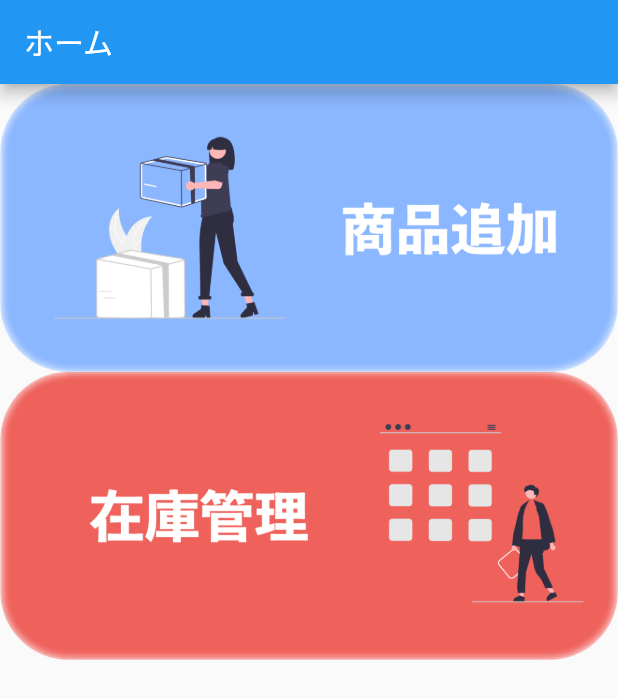
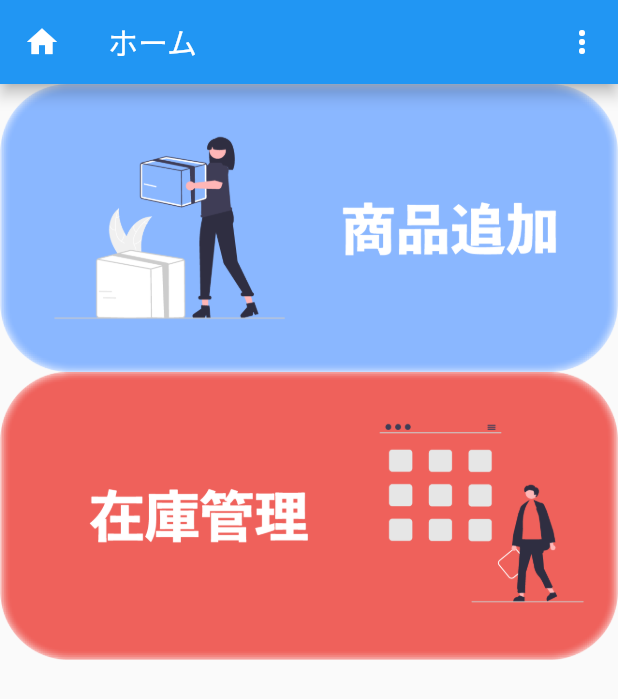
Before and after one commit to KUNKUN2121/productadd, a Flutter app: the screen it shows after launch, on a phone screen of 412 x 824 dp. Shown: the top 699 px of the screen. Run offline on Flutter 3.47's test engine with Material 2 defaults, Android fonts, the phone set to English and light mode, and no system bars.

Commit message:
header追加

```diff
--- a/lib/main.dart
+++ b/lib/main.dart
@@ -1,6 +1,7 @@
 import 'package:flutter/material.dart';
 import 'add/add.dart';
 import 'mgt/mgt.dart';
+import 'template/header.dart';
 
 void main() {
   runApp(const MyApp());
@@ -13,6 +14,10 @@ class MyApp extends StatelessWidget {
   Widget build(BuildContext context) {
     return MaterialApp(
       title: '在庫管理システム',
+      //テーマ設定
+      theme: ThemeData.light(),
+      darkTheme: ThemeData.dark(),
+      //ホーム読み込み
       home: const WidgetsView(),
     );
   }
@@ -24,9 +29,21 @@ class WidgetsView extends StatelessWidget {
   @override
   Widget build(BuildContext context) {
     return Scaffold(
-      appBar: AppBar(
-        title: const Text('ホーム'),
-      ),
+      appBar: Header(),
+      // appBar: AppBar(
+      //   title: const Text('ホーム'),
+
+      //   // ホームアイコン
+      //   leading: Icon(Icons.home),
+
+      //   //さんぼんせん
+      //   actions: <Widget>[
+      //     IconButton(
+      //       onPressed: () {},
+      //       icon: Icon(Icons.more_vert),
+      //     ),
+      //   ],
+      // ),
       body: Center(
         child: Column(
           children: [
--- /dev/null
+++ b/lib/template/header.dart
@@ -0,0 +1,24 @@
+import 'package:flutter/material.dart';
+
+class Header extends StatelessWidget with PreferredSizeWidget {
+  @override
+  Size get preferredSize => Size.fromHeight(kToolbarHeight);
+
+  @override
+  Widget build(BuildContext context) {
+    return AppBar(
+      title: const Text('ホーム'),
+
+      // ホームアイコン
+      leading: Icon(Icons.home),
+
+      //さんぼんせん
+      actions: <Widget>[
+        IconButton(
+          onPressed: () {},
+          icon: Icon(Icons.more_vert),
+        ),
+      ],
+    );
+  }
+}
```
Also changed, not shown: lib/add/add.dart (+34 -2 lines).
